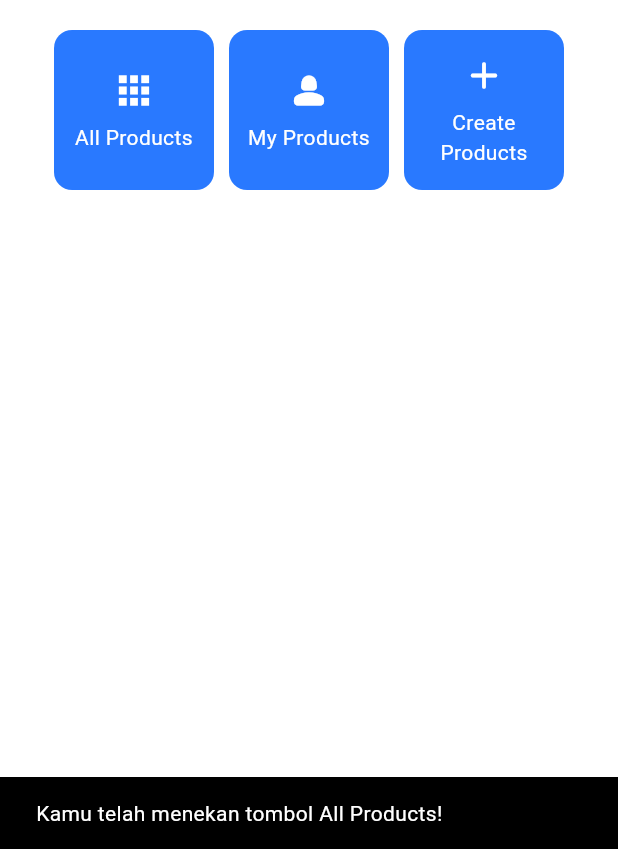
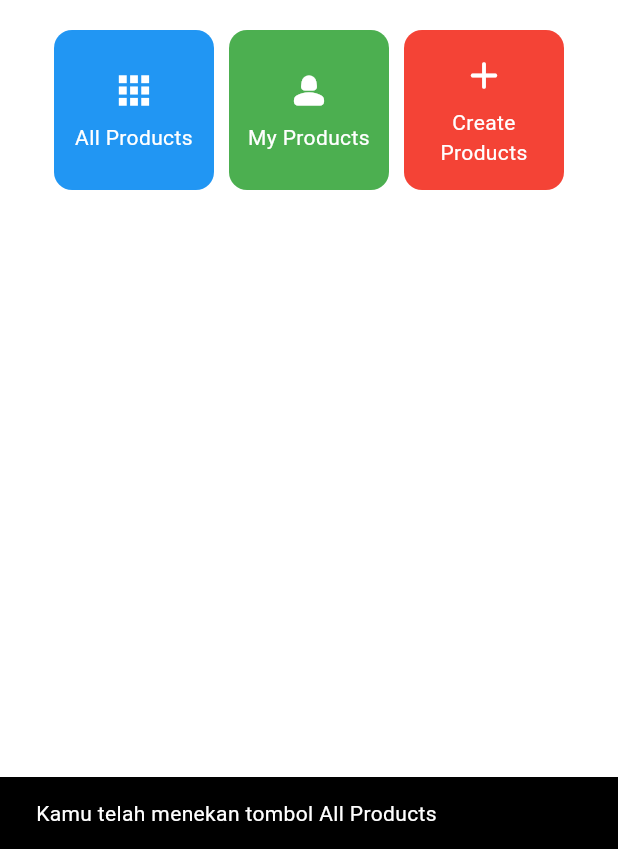
Before and after one commit to ramawym/transfer-market-mobile, a Flutter app: the screen it shows after launch, after a tap on "All Products", on a phone screen of 412 x 824 dp, the part 387-1236 px from its top. Run offline on Flutter 3.47's test engine with Material 3 defaults, Android fonts, the phone set to English and light mode, and no system bars.

Commit message:
Update readme tugas 7

```diff
--- a/lib/menu.dart
+++ b/lib/menu.dart
@@ -8,9 +8,9 @@ class MyHomePage extends StatelessWidget {
   final String kelas = "F";
 
   final List<ItemHomepage> items = [
-    ItemHomepage("All Products", Icons.apps_rounded),
-    ItemHomepage("My Products", Icons.person_2_rounded),
-    ItemHomepage("Create Products", Icons.add_rounded),
+    ItemHomepage("All Products", Icons.apps_rounded, Colors.blue),
+    ItemHomepage("My Products", Icons.person_2_rounded, Colors.green),
+    ItemHomepage("Create Products", Icons.add_rounded, Colors.red),
   ];
 
   @override
@@ -128,8 +128,9 @@ class InfoCard extends StatelessWidget {
 class ItemHomepage {
   final String name;
   final IconData icon;
+  final Color color;
 
-  ItemHomepage(this.name, this.icon);
+  ItemHomepage(this.name, this.icon, this.color);
 }
 
 class ItemCard extends StatelessWidget {
@@ -143,7 +144,7 @@ class ItemCard extends StatelessWidget {
   Widget build(BuildContext context) {
     return Material(
       // Menentukan warna latar belakang dari tema aplikasi.
-      color: Theme.of(context).colorScheme.secondary,
+      color: item.color,
       // Membuat sudut kartu melengkung.
       borderRadius: BorderRadius.circular(12),
 
@@ -154,7 +155,7 @@ class ItemCard extends StatelessWidget {
           ScaffoldMessenger.of(context)
             ..hideCurrentSnackBar()
             ..showSnackBar(SnackBar(
-                content: Text("Kamu telah menekan tombol ${item.name}!")));
+                content: Text("Kamu telah menekan tombol ${item.name}")));
         },
         // Container untuk menyimpan Icon dan Text
         child: Container(
```
Also changed, not shown: 2 other files.
